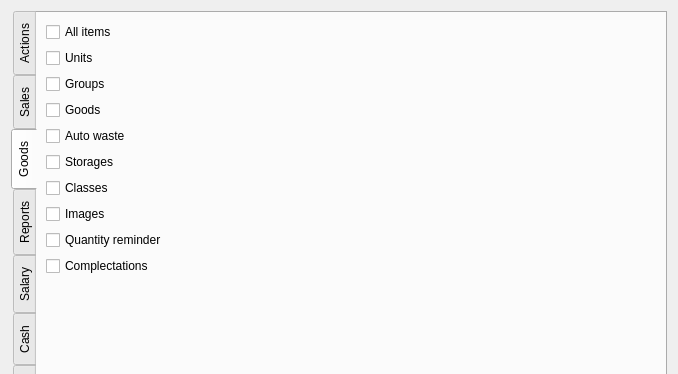
Qt form FrontDesk/c5grouppermissionseditor.ui (End1-1/Cafe5) before a commit; both pictures show x 0 to 678 and y 0 to 374 of the 678 by 704 pixel window.
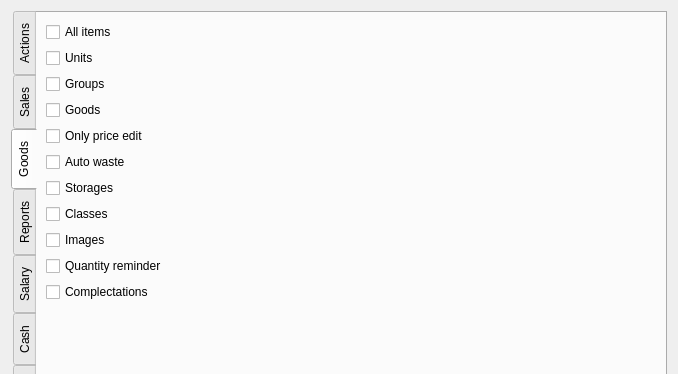
The same form after that commit. The open tabs and pages were chosen to show the change. Custom widgets are drawn as their Qt base class.

What changed in the file:
```diff
--- a/FrontDesk/c5grouppermissionseditor.ui
+++ b/FrontDesk/c5grouppermissionseditor.ui
@@ -543,17 +543,27 @@
          </property>
         </widget>
        </item>
-       <item row="6" column="0">
-        <widget class="C5CheckBox" name="checkBox_63">
+       <item row="0" column="0">
+        <widget class="C5CheckBox" name="chGoods">
          <property name="text">
-          <string>Classes</string>
+          <string>All items</string>
          </property>
          <property name="Tag" stdset="0">
           <number>607</number>
          </property>
         </widget>
        </item>
-       <item row="8" column="0">
+       <item row="3" column="0">
+        <widget class="C5CheckBox" name="checkBox_14">
+         <property name="text">
+          <string>Goods</string>
+         </property>
+         <property name="Tag" stdset="0">
+          <number>603</number>
+         </property>
+        </widget>
+       </item>
+       <item row="9" column="0">
         <widget class="C5CheckBox" name="checkBox_211">
          <property name="text">
           <string>Quantity reminder</string>
@@ -563,7 +573,7 @@
          </property>
         </widget>
        </item>
-       <item row="5" column="0">
+       <item row="6" column="0">
         <widget class="C5CheckBox" name="checkBox_17">
          <property name="text">
           <string>Storages</string>
@@ -573,17 +583,7 @@
          </property>
         </widget>
        </item>
-       <item row="7" column="0">
-        <widget class="C5CheckBox" name="checkBox_65">
-         <property name="text">
-          <string>Images</string>
-         </property>
-         <property name="Tag" stdset="0">
-          <number>608</number>
-         </property>
-        </widget>
-       </item>
-       <item row="4" column="0">
+       <item row="5" column="0">
         <widget class="C5CheckBox" name="checkBox_15">
          <property name="text">
           <string>Auto waste</string>
@@ -593,7 +593,27 @@
          </property>
         </widget>
        </item>
-       <item row="10" column="1">
+       <item row="10" column="0">
+        <widget class="C5CheckBox" name="checkBox_213">
+         <property name="text">
+          <string>Complectations</string>
+         </property>
+         <property name="Tag" stdset="0">
+          <number>610</number>
+         </property>
+        </widget>
+       </item>
+       <item row="7" column="0">
+        <widget class="C5CheckBox" name="checkBox_63">
+         <property name="text">
+          <string>Classes</string>
+         </property>
+         <property name="Tag" stdset="0">
+          <number>607</number>
+         </property>
+        </widget>
+       </item>
+       <item row="11" column="1">
         <spacer name="verticalSpacer_4">
          <property name="orientation">
           <enum>Qt::Vertical</enum>
@@ -616,33 +636,23 @@
          </property>
         </widget>
        </item>
-       <item row="0" column="0">
-        <widget class="C5CheckBox" name="chGoods">
+       <item row="8" column="0">
+        <widget class="C5CheckBox" name="checkBox_65">
          <property name="text">
-          <string>All items</string>
+          <string>Images</string>
          </property>
          <property name="Tag" stdset="0">
           <number>600</number>
          </property>
         </widget>
        </item>
-       <item row="3" column="0">
-        <widget class="C5CheckBox" name="checkBox_14">
+       <item row="4" column="0">
+        <widget class="C5CheckBox" name="checkBox_105">
          <property name="text">
-          <string>Goods</string>
+          <string>Only price edit</string>
          </property>
          <property name="Tag" stdset="0">
-          <number>603</number>
-         </property>
-        </widget>
-       </item>
-       <item row="9" column="0">
-        <widget class="C5CheckBox" name="checkBox_213">
-         <property name="text">
-          <string>Complectations</string>
-         </property>
-         <property name="Tag" stdset="0">
-          <number>610</number>
+          <number>611</number>
          </property>
         </widget>
        </item>
```
Left out of the diff: 20 changed lines with no effect on the pictures.
